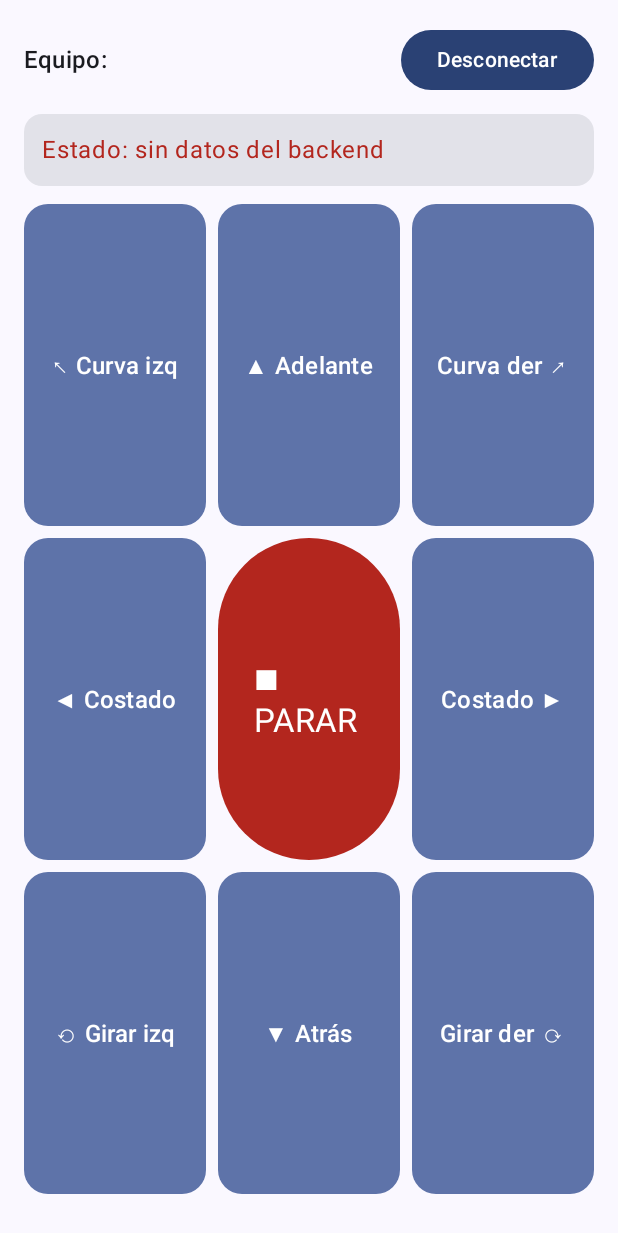
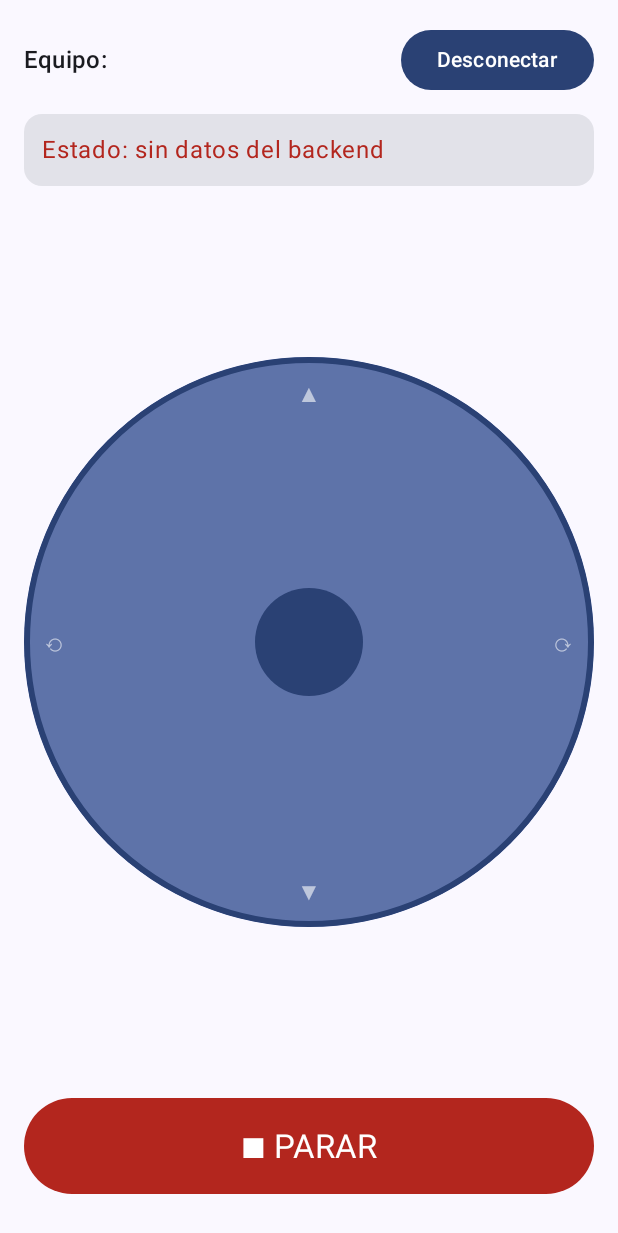
Before and after one commit to TomIniguez/Uade-bot-App, an Android app built with Jetpack Compose: the composable ControlScreen shown on its own in the app's theme, on a phone screen of 412 x 824 dp. Shown: the top 1233 px of the screen. Run offline under Robolectric (Android 15) with nearby library versions, the phone set to English and light mode, and no system bars.

Commit message:
Mejora y agregado de joystick

```diff
--- a/app/src/main/java/com/example/tpo_bot_uade_app/MainActivity.kt
+++ b/app/src/main/java/com/example/tpo_bot_uade_app/MainActivity.kt
@@ -39,7 +39,7 @@ class MainActivity : ComponentActivity() {
                         ControlScreen(
                             uiState = uiState,
                             onDesconectar = viewModel::desconectar,
-                            onEmpezarMover = viewModel::empezarMover,
+                            onMover = viewModel::mover,
                             onSoltar = viewModel::soltar,
                             onAccion = viewModel::hacerAccion,
                             modifier = Modifier.padding(innerPadding)
--- a/app/src/main/java/com/example/tpo_bot_uade_app/ui/ControlScreen.kt
+++ b/app/src/main/java/com/example/tpo_bot_uade_app/ui/ControlScreen.kt
@@ -4,9 +4,10 @@ import androidx.compose.foundation.horizontalScroll
 import androidx.compose.foundation.layout.Arrangement
 import androidx.compose.foundation.layout.Column
 import androidx.compose.foundation.layout.Row
-import androidx.compose.foundation.layout.RowScope
+import androidx.compose.foundation.layout.Box
 import androidx.compose.foundation.layout.fillMaxSize
 import androidx.compose.foundation.layout.fillMaxWidth
+import androidx.compose.foundation.layout.height
 import androidx.compose.foundation.layout.padding
 import androidx.compose.foundation.rememberScrollState
 import androidx.compose.material3.Button
@@ -21,15 +22,15 @@ import androidx.compose.ui.unit.dp
 import com.example.tpo_bot_uade_app.R
 import androidx.lifecycle.Lifecycle
 import androidx.lifecycle.compose.LifecycleEventEffect
-import com.example.tpo_bot_uade_app.ui.componentes.BotonMantener
+import com.example.tpo_bot_uade_app.ui.componentes.Joystick
 import com.example.tpo_bot_uade_app.ui.componentes.PanelEstado
 
-// Pantalla 2: el control remoto. Cruceta 3x3 con los 8 movimientos y PARAR al centro.
+// Pantalla 2: el control remoto. Joystick (adelante/atrás + girar) y botón PARAR.
 @Composable
 fun ControlScreen(
     uiState: UiState,
     onDesconectar: () -> Unit,
-    onEmpezarMover: (Movimiento) -> Unit,
+    onMover: (Movimiento) -> Unit,
     onSoltar: () -> Unit,
     onAccion: (String) -> Unit,
     modifier: Modifier = Modifier
@@ -38,18 +39,6 @@ fun ControlScreen(
 
     // "Hombre muerto": si la app pasa a segundo plano (llamada, botón Home), el robot frena.
     LifecycleEventEffect(Lifecycle.Event.ON_STOP) { onSoltar() }
-
-    // Cada botón de movimiento ocupa una celda de la grilla.
-    @Composable
-    fun RowScope.Mover(texto: String, movimiento: Movimiento) {
-        BotonMantener(
-            texto = texto,
-            onApretar = { onEmpezarMover(movimiento) },
-            onSoltar = onSoltar,
-            habilitado = habilitado,
-            modifier = Modifier.weight(1f).fillMaxSize()
-        )
-    }
 
     Column(
         modifier = modifier.fillMaxSize().padding(16.dp),
@@ -76,29 +65,24 @@ fun ControlScreen(
 
         Column(
             modifier = Modifier.weight(1f).fillMaxWidth(),
-            verticalArrangement = Arrangement.spacedBy(8.dp)
+            horizontalAlignment = Alignment.CenterHorizontally,
+            verticalArrangement = Arrangement.spacedBy(12.dp)
         ) {
-            Row(Modifier.weight(1f).fillMaxWidth(), horizontalArrangement = Arrangement.spacedBy(8.dp)) {
-                Mover(stringResource(R.string.mover_curva_izq), Velocidades.CURVA_IZQUIERDA)
-                Mover(stringResource(R.string.mover_adelante), Velocidades.ADELANTE)
-                Mover(stringResource(R.string.mover_curva_der), Velocidades.CURVA_DERECHA)
+            Box(Modifier.weight(1f).fillMaxWidth(), contentAlignment = Alignment.Center) {
+                Joystick(
+                    onMover = onMover,
+                    onSoltar = onSoltar,
+                    habilitado = habilitado,
+                    modifier = Modifier.fillMaxSize()
+                )
             }
-            Row(Modifier.weight(1f).fillMaxWidth(), horizontalArrangement = Arrangement.spacedBy(8.dp)) {
-                Mover(stringResource(R.string.mover_costado_izq), Velocidades.COSTADO_IZQUIERDA)
             // PARAR es un botón normal: con un toque basta.
             Button(
                 onClick = onSoltar,
                 // PARAR queda siempre habilitado: es el botón de seguridad.
                 colors = ButtonDefaults.buttonColors(containerColor = MaterialTheme.colorScheme.error),
-                    modifier = Modifier.weight(1f).fillMaxSize()
+                modifier = Modifier.fillMaxWidth().height(64.dp)
             ) { Text(stringResource(R.string.boton_parar), style = MaterialTheme.typography.titleLarge) }
-                Mover(stringResource(R.string.mover_costado_der), Velocidades.COSTADO_DERECHA)
-            }
-            Row(Modifier.weight(1f).fillMaxWidth(), horizontalArrangement = Arrangement.spacedBy(8.dp)) {
-                Mover(stringResource(R.string.mover_girar_izq), Velocidades.GIRAR_IZQUIERDA)
-                Mover(stringResource(R.string.mover_atras), Velocidades.ATRAS)
-                Mover(stringResource(R.string.mover_girar_der), Velocidades.GIRAR_DERECHA)
-            }
         }
 
         // Un botón por cada acción que informa el backend (el G1 trae más que el Go2).
--- a/app/src/main/java/com/example/tpo_bot_uade_app/ui/Velocidades.kt
+++ b/app/src/main/java/com/example/tpo_bot_uade_app/ui/Velocidades.kt
@@ -3,14 +3,8 @@ package com.example.tpo_bot_uade_app.ui
 // Un movimiento = (vx adelante/atrás, vy costado, vyaw giro). Límites del backend: ±0.20 m/s y ±0.50 rad/s.
 data class Movimiento(val vx: Double, val vy: Double, val vyaw: Double)
 
-// Todas las velocidades en un solo lugar, para cambiarlas fácil.
+// Velocidades máximas del joystick. El robot es bípedo: no se mueve de costado (vy siempre 0).
 object Velocidades {
-    val ADELANTE = Movimiento(0.20, 0.0, 0.0)
-    val ATRAS = Movimiento(-0.20, 0.0, 0.0)
-    val GIRAR_IZQUIERDA = Movimiento(0.0, 0.0, 0.50)   // sobre su eje
-    val GIRAR_DERECHA = Movimiento(0.0, 0.0, -0.50)
-    val COSTADO_IZQUIERDA = Movimiento(0.0, 0.20, 0.0)
-    val COSTADO_DERECHA = Movimiento(0.0, -0.20, 0.0)
-    val CURVA_IZQUIERDA = Movimiento(0.15, 0.0, 0.40)  // avanza girando
-    val CURVA_DERECHA = Movimiento(0.15, 0.0, -0.40)
+    const val MAX_VX = 0.20
+    const val MAX_VYAW = 0.50
 }
--- a/app/src/main/java/com/example/tpo_bot_uade_app/ui/componentes/BotonMantener.kt
+++ /dev/null
@@ -1,62 +0,0 @@
-package com.example.tpo_bot_uade_app.ui.componentes
-
-import androidx.compose.foundation.background
-import androidx.compose.foundation.gestures.detectTapGestures
-import androidx.compose.foundation.layout.Box
-import androidx.compose.foundation.shape.RoundedCornerShape
-import androidx.compose.material3.MaterialTheme
-import androidx.compose.material3.Text
-import androidx.compose.runtime.Composable
-import androidx.compose.runtime.getValue
-import androidx.compose.runtime.mutableStateOf
-import androidx.compose.runtime.remember
-import androidx.compose.runtime.setValue
-import androidx.compose.ui.Alignment
-import androidx.compose.ui.Modifier
-import androidx.compose.ui.draw.alpha
-import androidx.compose.ui.draw.clip
-import androidx.compose.ui.input.pointer.pointerInput
-import androidx.compose.ui.unit.dp
-
-// Botón "mantener apretado": avisa cuando se aprieta y cuando se suelta.
-// Un Button común con onClick no sirve porque sólo avisa al soltar.
-@Composable
-fun BotonMantener(
-    texto: String,
-    onApretar: () -> Unit,
-    onSoltar: () -> Unit,
-    modifier: Modifier = Modifier,
-    habilitado: Boolean = true
-) {
-    var apretado by remember { mutableStateOf(false) }
-    val colores = MaterialTheme.colorScheme
-
-    Box(
-        modifier = modifier
-            .clip(RoundedCornerShape(16.dp))
-            .background(if (apretado) colores.primary else colores.primaryContainer)
-            .alpha(if (habilitado) 1f else 0.4f)
-            .pointerInput(habilitado) {
-                if (!habilitado) return@pointerInput
-                detectTapGestures(onPress = {
-                    apretado = true
-                    onApretar()
-                    // Espera hasta que el dedo se suelta (o el gesto se cancela).
-                    // El finally garantiza que siempre se avise, aunque el botón se deshabilite a mitad.
-                    try {
-                        tryAwaitRelease()
-                    } finally {
-                        apretado = false
-                        onSoltar()
-                    }
-                })
-            },
-        contentAlignment = Alignment.Center
-    ) {
-        Text(
-            texto,
-            color = if (apretado) colores.onPrimary else colores.onPrimaryContainer,
-            style = MaterialTheme.typography.titleMedium
-        )
-    }
-}
--- /dev/null
+++ b/app/src/main/java/com/example/tpo_bot_uade_app/ui/componentes/Joystick.kt
@@ -0,0 +1,114 @@
+package com.example.tpo_bot_uade_app.ui.componentes
+
+import androidx.compose.foundation.background
+import androidx.compose.foundation.border
+import androidx.compose.foundation.gestures.detectDragGestures
+import androidx.compose.foundation.layout.Box
+import androidx.compose.foundation.layout.aspectRatio
+import androidx.compose.foundation.layout.fillMaxSize
+import androidx.compose.foundation.layout.offset
+import androidx.compose.foundation.layout.padding
+import androidx.compose.foundation.layout.size
+import androidx.compose.foundation.shape.CircleShape
+import androidx.compose.material3.MaterialTheme
+import androidx.compose.material3.Text
+import androidx.compose.runtime.Composable
+import androidx.compose.runtime.getValue
+import androidx.compose.runtime.mutableFloatStateOf
+import androidx.compose.runtime.mutableStateOf
+import androidx.compose.runtime.remember
+import androidx.compose.runtime.setValue
+import androidx.compose.ui.Alignment
+import androidx.compose.ui.Modifier
+import androidx.compose.ui.draw.alpha
+import androidx.compose.ui.draw.clip
+import androidx.compose.ui.geometry.Offset
+import androidx.compose.ui.input.pointer.pointerInput
+import androidx.compose.ui.layout.onSizeChanged
+import androidx.compose.ui.unit.IntOffset
+import androidx.compose.ui.unit.dp
+import com.example.tpo_bot_uade_app.ui.Movimiento
+import com.example.tpo_bot_uade_app.ui.Velocidades
+import kotlin.math.roundToInt
+
+private const val ZONA_MUERTA = 0.2f
+
+// Joystick analógico: arriba/abajo = adelante/atrás, izquierda/derecha = girar.
+// Nunca manda movimiento lateral (un robot de 2 patas se caería).
+@Composable
+fun Joystick(
+    onMover: (Movimiento) -> Unit,
+    onSoltar: () -> Unit,
+    modifier: Modifier = Modifier,
+    habilitado: Boolean = true
+) {
+    var desplazamiento by remember { mutableStateOf(Offset.Zero) }
+    var radio by remember { mutableFloatStateOf(1f) }
+    val colores = MaterialTheme.colorScheme
+    val tamanoPalanca = 72.dp
+
+    Box(
+        modifier = modifier
+            .aspectRatio(1f)
+            .clip(CircleShape)
+            .background(colores.primaryContainer)
+            .border(4.dp, colores.primary, CircleShape)
+            .alpha(if (habilitado) 1f else 0.4f)
+            .onSizeChanged { radio = it.width / 2f }
+            .pointerInput(habilitado) {
+                if (!habilitado) return@pointerInput
+
+                // Convierte el dedo en un desplazamiento limitado al círculo y en una velocidad.
+                var moviendo = false
+                fun seguir(posicion: Offset) {
+                    val centro = Offset(size.width / 2f, size.height / 2f)
+                    var d = posicion - centro
+                    val distancia = d.getDistance()
+                    if (distancia > radio) d *= radio / distancia
+                    desplazamiento = d
+
+                    val x = d.x / radio
+                    val y = d.y / radio
+                    if (d.getDistance() / radio < ZONA_MUERTA) {
+                        if (moviendo) onSoltar()
+                        moviendo = false
+                    } else {
+                        moviendo = true
+                        onMover(Movimiento(-y * Velocidades.MAX_VX, 0.0, -x * Velocidades.MAX_VYAW))
+                    }
+                }
+                fun soltar() {
+                    desplazamiento = Offset.Zero
+                    moviendo = false
+                    onSoltar() // siempre avisa: al levantar el dedo el robot frena
+                }
+
+                detectDragGestures(
+                    onDragStart = { seguir(it) },
+                    onDrag = { cambio, _ ->
+                        cambio.consume()
+                        seguir(cambio.position)
+                    },
+                    onDragEnd = { soltar() },
+                    onDragCancel = { soltar() }
+                )
+            },
+        contentAlignment = Alignment.Center
+    ) {
+        // Flechas de referencia en los cuatro bordes.
+        val flecha = colores.onPrimaryContainer.copy(alpha = 0.6f)
+        Text("▲", color = flecha, modifier = Modifier.align(Alignment.TopCenter).padding(12.dp))
+        Text("▼", color = flecha, modifier = Modifier.align(Alignment.BottomCenter).padding(12.dp))
+        Text("⟲", color = flecha, modifier = Modifier.align(Alignment.CenterStart).padding(12.dp))
+        Text("⟳", color = flecha, modifier = Modifier.align(Alignment.CenterEnd).padding(12.dp))
+
+        // La palanca sigue al dedo.
+        Box(
+            modifier = Modifier
+                .offset { IntOffset(desplazamiento.x.roundToInt(), desplazamiento.y.roundToInt()) }
+                .size(tamanoPalanca)
+                .clip(CircleShape)
+                .background(if (desplazamiento == Offset.Zero) colores.primary else colores.tertiary)
+        )
+    }
+}
--- a/app/src/main/res/values/strings.xml
+++ b/app/src/main/res/values/strings.xml
@@ -11,14 +11,6 @@
     <string name="equipo_actual">Equipo: %1$s</string>
     <string name="boton_desconectar">Desconectar</string>
     <string name="boton_parar">■ PARAR</string>
-    <string name="mover_curva_izq">↖ Curva izq</string>
-    <string name="mover_adelante">▲ Adelante</string>
-    <string name="mover_curva_der">Curva der ↗</string>
-    <string name="mover_costado_izq">◀ Costado</string>
-    <string name="mover_costado_der">Costado ▶</string>
-    <string name="mover_girar_izq">⟲ Girar izq</string>
-    <string name="mover_atras">▼ Atrás</string>
-    <string name="mover_girar_der">Girar der ⟳</string>
 
     <!-- Panel de estado -->
     <string name="estado_sin_datos">Estado: sin datos del backend</string>
```
Also changed, not shown: app/src/main/java/com/example/tpo_bot_uade_app/ui/RobotViewModel.kt (+10 -4 lines), 1 other file. Lines whose indentation alone changed are shown as unchanged.
